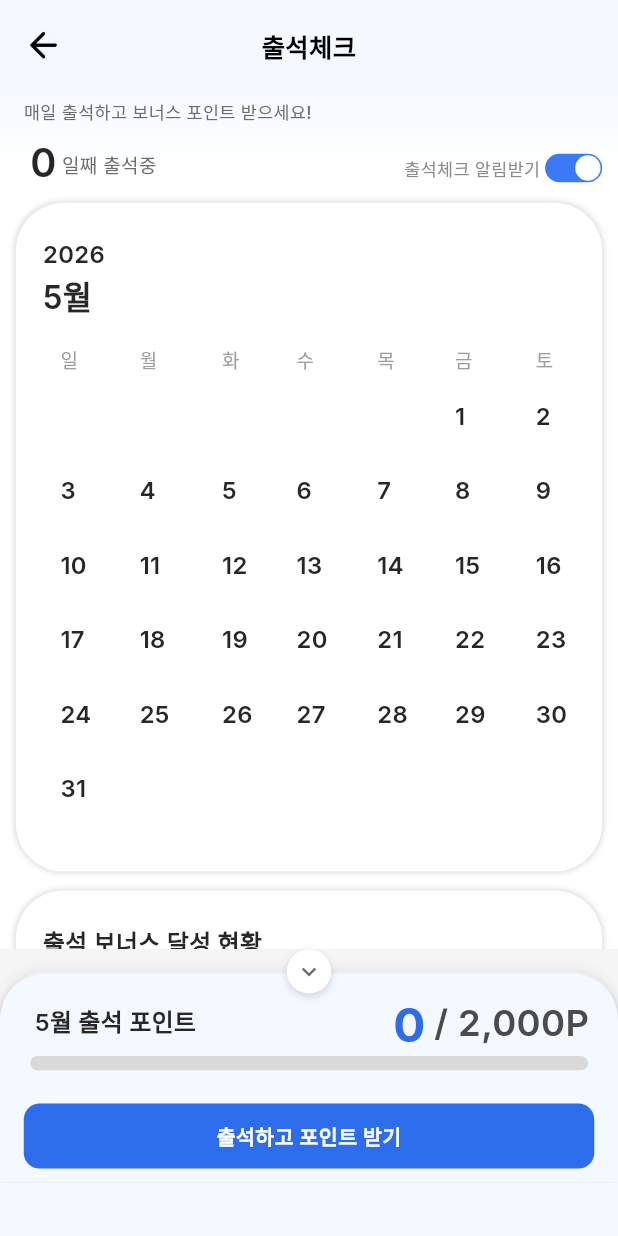
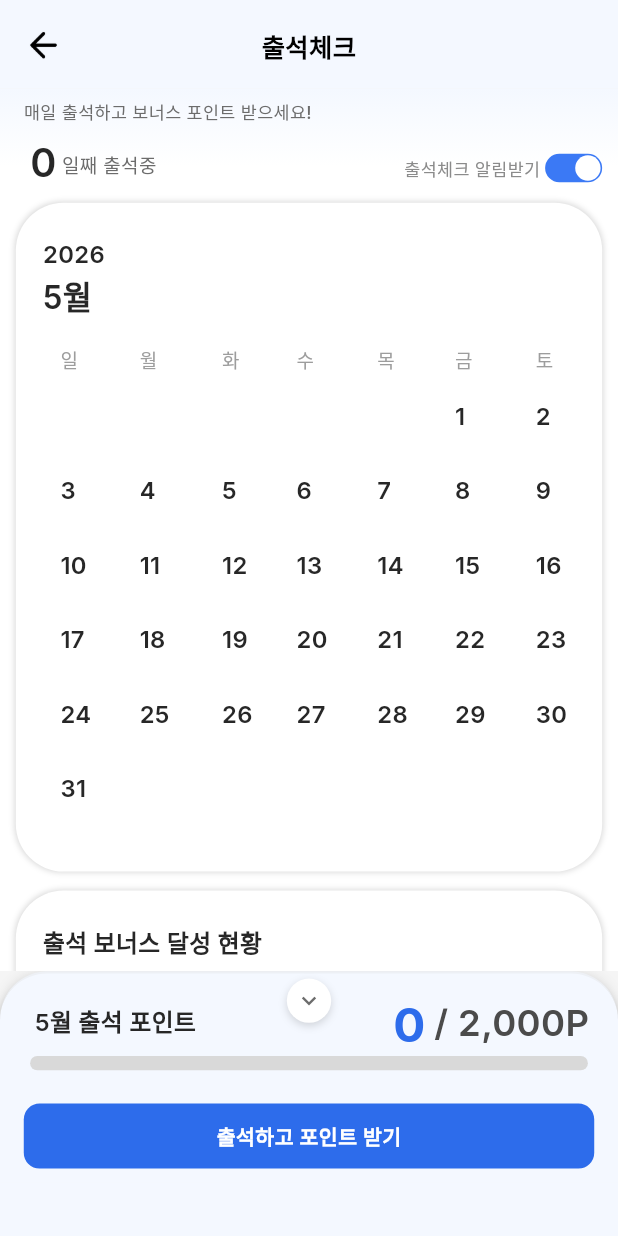
Before and after one commit to 0xdavidhan97/mobile-web, a Flutter app: the AttendancePage screen opened directly, on a phone screen of 412 x 824 dp. Run offline on Flutter 3.47's test engine with Material 3 defaults, Android fonts, the phone set to English and light mode, and no system bars; our stand-ins replace google_fonts.

Commit message:
fix: 출석포인트 화살표 웹 미표시 및 접기 동작 수정

```diff
--- a/lib/screens/attendance_page.dart
+++ b/lib/screens/attendance_page.dart
@@ -772,27 +772,24 @@
 
   Widget _buildFixedPointsSection(double s, int month) {
     const double btnDiam = 28.0;
-    const double btnHalf = btnDiam / 2; // 14
-    const double panelH = 133.0 + 34.0; // 167
+    const double visibleH = 37.0; // 접힌 상태에서 보이는 높이
+    const double panelH = 133.0;
 
-    return AnimatedContainer(
+    return Column(
+      mainAxisSize: MainAxisSize.min,
+      children: [
+        // 출석포인트 패널 (접기/펼치기로 높이 변화)
+        ClipRect(
+          child: AnimatedContainer(
             duration: const Duration(milliseconds: 300),
             curve: Curves.easeInOut,
-      height: (_isExpanded ? btnHalf + panelH : btnHalf) * s,
+            height: (_isExpanded ? panelH : visibleH) * s,
             child: Stack(
-        clipBehavior: Clip.none,
               children: [
-          // 포인트 패널 (top: btnHalf*s, 접히면 컨테이너 밖으로 잘림)
-          Positioned(
-            top: btnHalf * s,
-            left: 0,
-            right: 0,
-            child: Column(
-              mainAxisSize: MainAxisSize.min,
-              children: [
+                // 패널 컨테이너 (항상 133*s 높이)
                 Container(
                   width: 390 * s,
-                  height: 133 * s,
+                  height: panelH * s,
                   decoration: BoxDecoration(
                     color: const Color(0xFFF4F8FF),
                     borderRadius: BorderRadius.only(
@@ -901,17 +898,9 @@
                     ],
                   ),
                 ),
-                Container(
-                  width: 390 * s,
-                  height: 34 * s,
-                  color: const Color(0xFFF4F8FF),
-                ),
-              ],
-            ),
-          ),
-          // 토글 버튼 (항상 top: 0)
+                // 토글 버튼 (패널 상단 중앙, 마지막 child → 항상 최상위 렌더링)
                 Positioned(
-            top: 0,
+                  top: (visibleH - btnDiam) / 2 * s,
                   left: 0,
                   right: 0,
                   child: Center(
@@ -943,6 +932,15 @@
                 ),
               ],
             ),
+          ),
+        ),
+        // 스와이프바 (항상 고정)
+        Container(
+          width: 390 * s,
+          height: 34 * s,
+          color: const Color(0xFFF4F8FF),
+        ),
+      ],
     );
   }
 }
```
Lines whose indentation alone changed are shown as unchanged.
